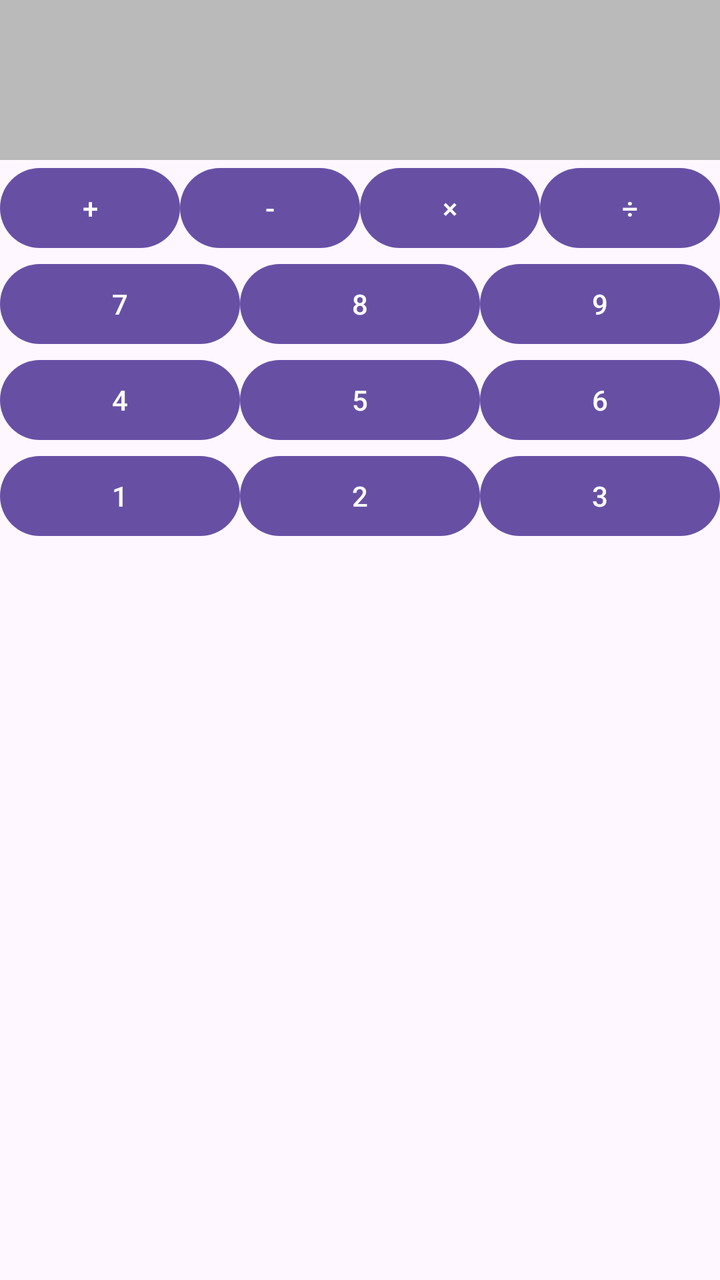
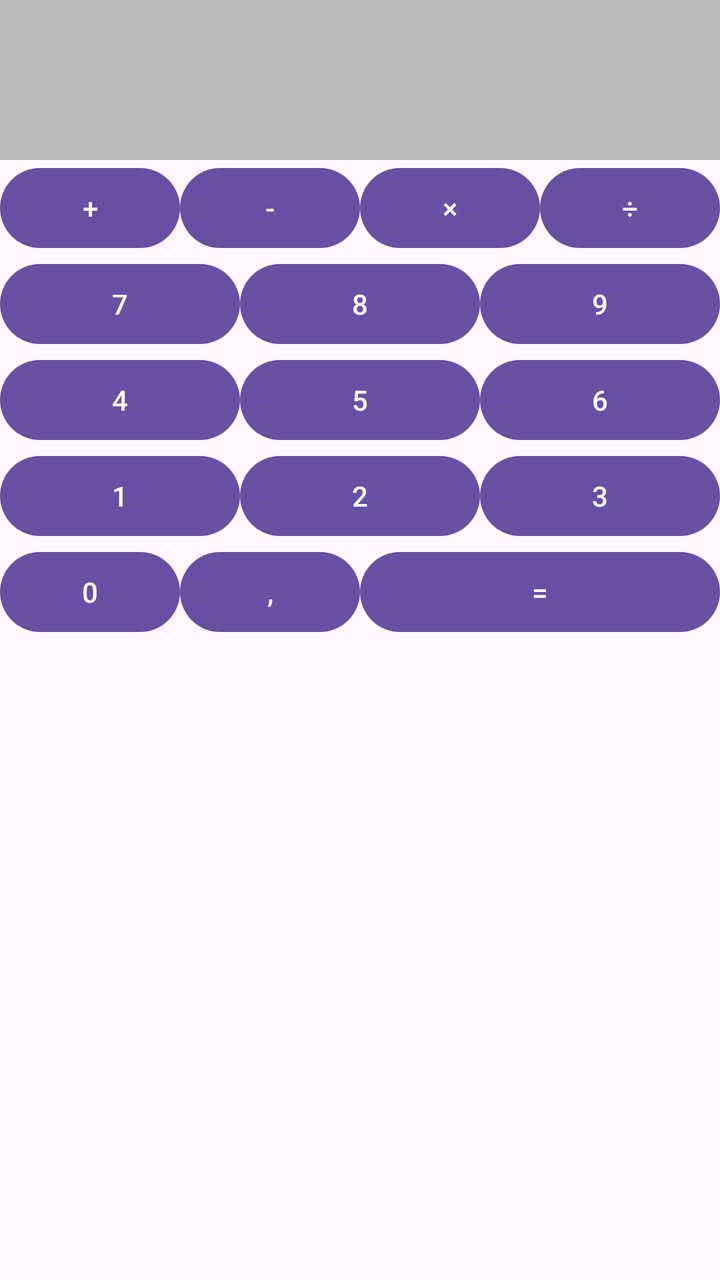

Screens rendered from an Android XML layout before and after an edit, with the pre-edit source and the edit as a unified diff.
<!-- AndroidManifest.xml: application theme Theme._05_zadanie2 -->
<!-- res/layout/activity_main.xml -->
<?xml version="1.0" encoding="utf-8"?>
<LinearLayout xmlns:android="http://schemas.android.com/apk/res/android"
    xmlns:app="http://schemas.android.com/apk/res-auto"
    xmlns:tools="http://schemas.android.com/tools"
    android:id="@+id/main"
    android:layout_width="match_parent"
    android:layout_height="match_parent"
    android:orientation="vertical"
    tools:context=".MainActivity" >

    <TextView
        android:id="@+id/textView"
        android:layout_width="match_parent"
        android:layout_height="wrap_content"
        android:height="80dp"
        android:background="#BABABA"
        android:gravity="bottom|right"
        android:textSize="32sp" />

    <LinearLayout
        android:layout_width="match_parent"
        android:layout_height="wrap_content"
        android:orientation="horizontal">

        <Button
            android:id="@+id/button5"
            android:layout_width="wrap_content"
            android:layout_height="wrap_content"
            android:layout_weight="1"
            android:text="+" />

        <Button
            android:id="@+id/button6"
            android:layout_width="wrap_content"
            android:layout_height="wrap_content"
            android:layout_weight="1"
            android:text="-" />

        <Button
            android:id="@+id/button7"
            android:layout_width="wrap_content"
            android:layout_height="wrap_content"
            android:layout_weight="1"
            android:text="×" />

        <Button
            android:id="@+id/button8"
            android:layout_width="wrap_content"
            android:layout_height="wrap_content"
            android:layout_weight="1"
            android:text="÷" />

    </LinearLayout>

    <LinearLayout
        android:layout_width="match_parent"
        android:layout_height="wrap_content"
        android:orientation="horizontal" >

        <Button
            android:id="@+id/button12"
            android:layout_width="wrap_content"
            android:layout_height="wrap_content"
            android:layout_weight="1"
            android:text="7" />

        <Button
            android:id="@+id/button13"
            android:layout_width="wrap_content"
            android:layout_height="wrap_content"
            android:layout_weight="1"
            android:text="8" />

        <Button
            android:id="@+id/button14"
            android:layout_width="wrap_content"
            android:layout_height="wrap_content"
            android:layout_weight="1"
            android:text="9" />
    </LinearLayout>

    <LinearLayout
        android:layout_width="match_parent"
        android:layout_height="wrap_content"
        android:orientation="horizontal">

        <Button
            android:id="@+id/button15"
            android:layout_width="wrap_content"
            android:layout_height="wrap_content"
            android:layout_weight="1"
            android:text="4" />

        <Button
            android:id="@+id/button16"
            android:layout_width="wrap_content"
            android:layout_height="wrap_content"
            android:layout_weight="1"
            android:text="5" />

        <Button
            android:id="@+id/button17"
            android:layout_width="wrap_content"
            android:layout_height="wrap_content"
            android:layout_weight="1"
            android:text="6" />
    </LinearLayout>

    <LinearLayout
        android:layout_width="match_parent"
        android:layout_height="wrap_content"
        android:orientation="horizontal">

        <Button
            android:id="@+id/button18"
            android:layout_width="wrap_content"
            android:layout_height="wrap_content"
            android:layout_weight="1"
            android:text="1" />

        <Button
            android:id="@+id/button19"
            android:layout_width="wrap_content"
            android:layout_height="wrap_content"
            android:layout_weight="1"
            android:text="2" />

        <Button
            android:id="@+id/button20"
            android:layout_width="wrap_content"
            android:layout_height="wrap_content"
            android:layout_weight="1"
            android:text="3" />
    </LinearLayout>

    <LinearLayout
        android:layout_width="match_parent"
        android:layout_height="wrap_content"
        android:orientation="horizontal">

    </LinearLayout>
</LinearLayout>
<!-- resources referenced by this layout -->
<resources>
  <style name="Theme._05_zadanie2" parent="Base.Theme._05_zadanie2" />
  <style name="Base.Theme._05_zadanie2" parent="Theme.Material3.DayNight.NoActionBar">
          
          
      </style>
</resources>

<!-- the commit's change to res/layout/activity_main.xml (unified diff, before → after) -->
@@ -138,5 +138,25 @@
         android:layout_height="wrap_content"
         android:orientation="horizontal">
 
+        <Button
+            android:id="@+id/button21"
+            android:layout_width="0dp"
+            android:layout_height="wrap_content"
+            android:layout_weight="1"
+            android:text="0" />
+
+        <Button
+            android:id="@+id/button22"
+            android:layout_width="0dp"
+            android:layout_height="wrap_content"
+            android:layout_weight="1"
+            android:text="," />
+
+        <Button
+            android:id="@+id/button23"
+            android:layout_width="0dp"
+            android:layout_height="wrap_content"
+            android:layout_weight="2"
+            android:text="=" />
     </LinearLayout>
 </LinearLayout>
